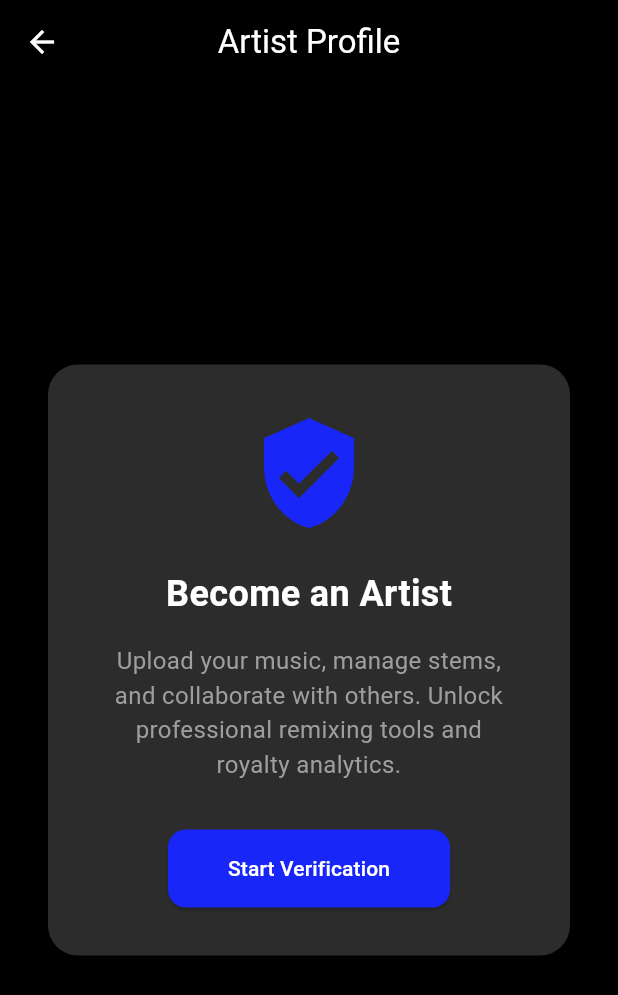
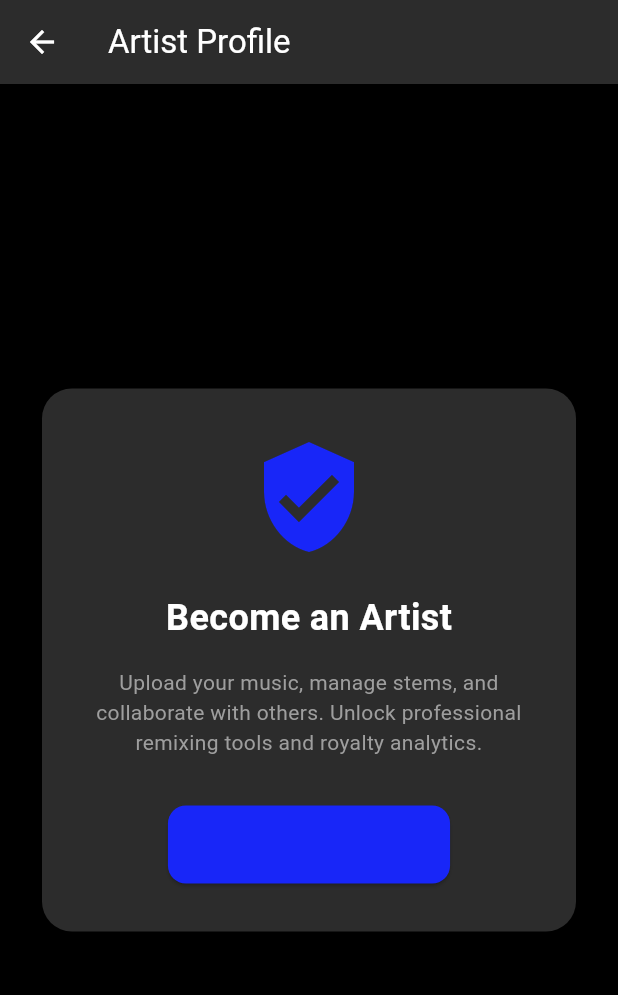
Before and after one commit to Auxistra/AUXISTRA-2.0, a Flutter app: the ArtistScreen screen opened directly, on a phone screen of 412 x 824 dp. Shown: the top 995 px of the screen. Run offline on Flutter 3.47's test engine with Material 3 defaults, Android fonts, the phone set to English and light mode, and no system bars.

Commit message:
Update app_theme.dart

```diff
--- a/lib/theme/app_theme.dart
+++ b/lib/theme/app_theme.dart
@@ -1,85 +1,15 @@
 import 'package:flutter/material.dart';
 
 class AppTheme {
-  // Prevent instantiation
-  AppTheme._();
-
-  //  Centralized Colors
-  static const Color _primaryColor = Color(0xFF1826F8);
-  static const Color _backgroundColor = Color(0xFF000000);
-  static const Color _surfaceColor = Color(0xFF2C2C2C);
-  static const Color _textColor = Colors.white;
-
-  //  Dark Theme
   static final ThemeData darkTheme = ThemeData(
-    useMaterial3: true,
     brightness: Brightness.dark,
-
-    // Main Colors
-    primaryColor: _primaryColor,
-    scaffoldBackgroundColor: _backgroundColor,
-
-    // Color Scheme
+    primaryColor: const Color(0xFF1826F8),
+    scaffoldBackgroundColor: const Color(0xFF000000),
     colorScheme: const ColorScheme.dark(
-      primary: _primaryColor,
-      background: _backgroundColor,
-      surface: _surfaceColor,
-      onPrimary: _textColor,
-      onBackground: _textColor,
-      onSurface: _textColor,
+      primary: Color(0xFF1826F8),
+      surface: Color(0xFF2C2C2C),
+      background: Color(0xFF000000),
     ),
-
-    // AppBar Theme
-    appBarTheme: const AppBarTheme(
-      backgroundColor: _backgroundColor,
-      foregroundColor: _textColor,
-      elevation: 0,
-      centerTitle: true,
-    ),
-
-    // Text Theme
-    textTheme: const TextTheme(
-      headlineLarge: TextStyle(
-        fontSize: 28,
-        fontWeight: FontWeight.bold,
-        color: _textColor,
-      ),
-      bodyMedium: TextStyle(
-        fontSize: 16,
-        color: _textColor,
-      ),
-    ),
-
-    // Button Theme
-    elevatedButtonTheme: ElevatedButtonThemeData(
-      style: ElevatedButton.styleFrom(
-        backgroundColor: _primaryColor,
-        foregroundColor: _textColor,
-        shape: RoundedRectangleBorder(
-          borderRadius: BorderRadius.circular(12),
-        ),
-        padding: const EdgeInsets.symmetric(
-          horizontal: 20,
-          vertical: 14,
-        ),
-      ),
-    ),
-
-    // Input Field Theme
-    inputDecorationTheme: InputDecorationTheme(
-      filled: true,
-      fillColor: _surfaceColor,
-      border: OutlineInputBorder(
-        borderRadius: BorderRadius.circular(12),
-        borderSide: BorderSide.none,
-      ),
-    ),
-
-    // Card Theme
-    cardTheme: const CardTheme(
-      color: _surfaceColor,
-      elevation: 3,
-      margin: EdgeInsets.all(8),
-    ),
+    // Define other theme properties here
   );
 }
```
